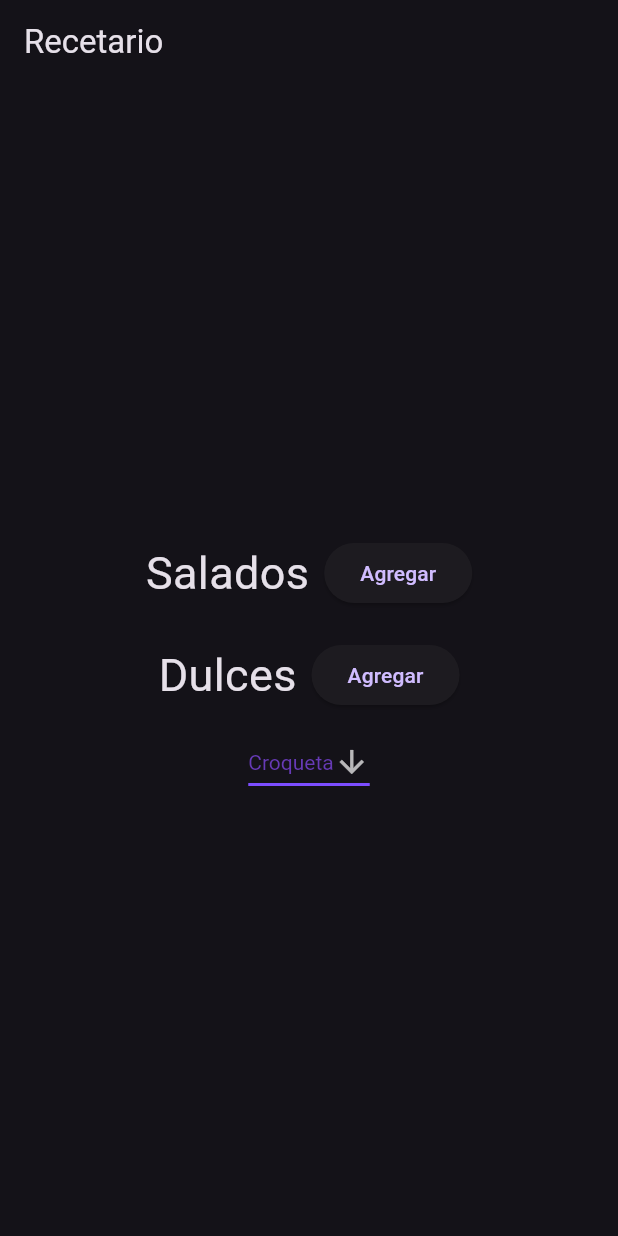
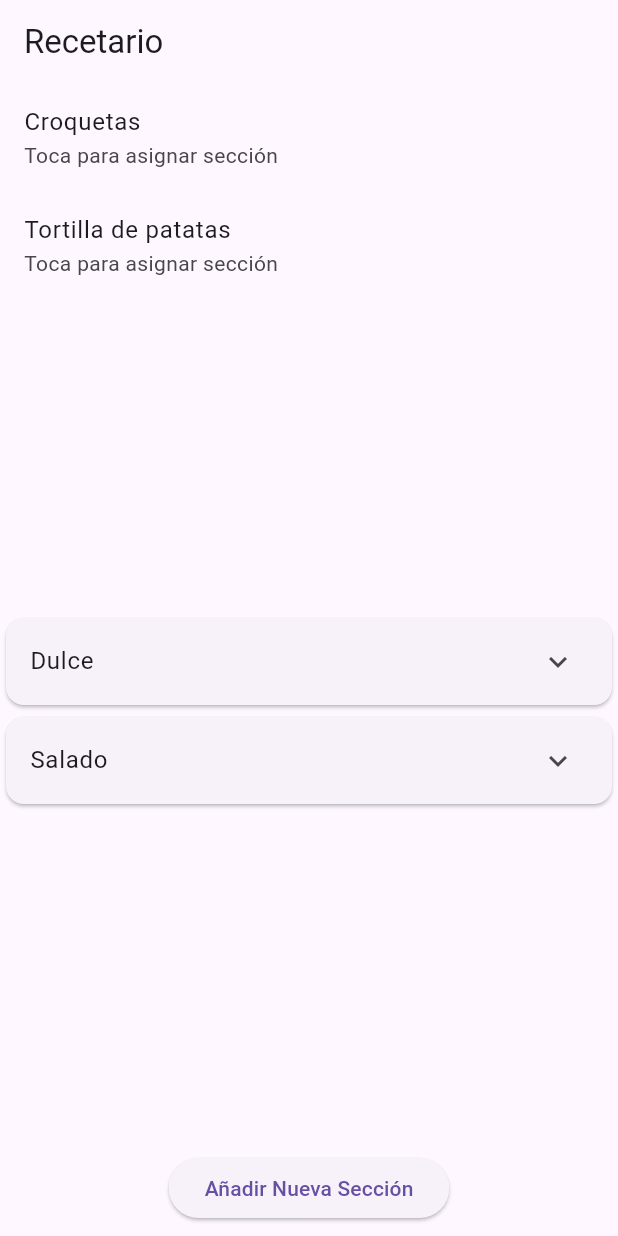
Before and after one commit to lorenax55/DS-pracs, a Flutter app: the screen it shows after launch, on a phone screen of 412 x 824 dp. Run offline on Flutter 3.47's test engine with Material 3 defaults, Android fonts, the light colour scheme and no system bars; generated files the repository leaves out were written again.

Commit message:
main mejorado

```diff
--- a/practica2flutter/lib/main.dart
+++ b/practica2flutter/lib/main.dart
@@ -1,9 +1,160 @@
 import 'package:flutter/material.dart';
-import 'recetario.dart';
+import 'chef.dart';
+import 'receta.dart';
+import 'recetabuilder.dart';
+import 'croquetarecetabuilder.dart';
+import 'tortillarecetabuilder.dart';
+import 'seccion.dart';
 
-void main() {
-  runApp(MaterialApp(
-    theme: ThemeData.dark(),
-    home: Recetario(),
-  ));
+void main() => runApp(MyApp());
+
+class MyApp extends StatelessWidget {
+  @override
+  Widget build(BuildContext context) {
+    return MaterialApp(
+      title: 'Recetas App',
+      theme: ThemeData(
+        primarySwatch: Colors.blue,
+        visualDensity: VisualDensity.adaptivePlatformDensity,
+      ),
+      home: RecetasHome(),
+    );
+  }
 }
+
+class RecetasHome extends StatefulWidget {
+  @override
+  _RecetasHomeState createState() => _RecetasHomeState();
+}
+
+class _RecetasHomeState extends State<RecetasHome> {
+  List<Seccion> secciones = [
+    Seccion('Dulce'),
+    Seccion('Salado'),
+  ];
+
+  final List<RecetaBuilder> creadoresRecetas = [
+    CroquetaRecetaBuilder(),
+    TortillaRecetaBuilder(), // Lista de creadores de recetas.
+  ];
+
+  @override
+  Widget build(BuildContext context) {
+    return Scaffold(
+      appBar: AppBar(
+        title: Text('Recetario'),
+      ),
+      body: Column(
+        children: [
+          Expanded(child: construirSelectorRecetas()),
+          Expanded(child: mostrarSecciones()),
+          Padding(
+            padding: const EdgeInsets.all(8.0),
+            child: ElevatedButton(
+              onPressed: () => aniadirNuevaSeccion(),
+              child: Text('Añadir Nueva Sección'),
+            ),
+          ),
+        ],
+      ),
+    );
+  }
+
+  Widget construirSelectorRecetas() {
+    return ListView.builder(
+      itemCount: creadoresRecetas.length,
+      itemBuilder: (context, index) {
+        var creadorReceta = creadoresRecetas[index];
+        return ListTile(
+          title: Text(creadorReceta.receta.getNombre()),
+          subtitle: Text('Toca para asignar sección'),
+          onTap: () => mostrarDialogoSeccion(creadorReceta),
+        );
+      },
+    );
+  }
+
+  void mostrarDialogoSeccion(RecetaBuilder creador) {
+    showDialog(
+      context: context,
+      builder: (BuildContext context) {
+        return AlertDialog(
+          title: Text('Asignar Receta'),
+          content: Text('¿En qué sección deseas colocar la receta?'),
+          actions: secciones.map((seccion) => TextButton(
+            child: Text(seccion.getNombre()),
+            onPressed: () {
+              moverRecetaASeccion(creador, seccion);
+              Navigator.of(context).pop();
+            },
+          )).toList(),
+        );
+      },
+    );
+  }
+
+  void moverRecetaASeccion(RecetaBuilder creador, Seccion seccion) {
+    Chef chef = Chef();
+    chef.setRecetaBuilder(creador);
+    chef.buildReceta();
+    Receta receta = chef.getReceta();
+    setState(() {
+      seccion.add(receta);
+    });
+  }
+
+  Widget mostrarSecciones() {
+    return ListView(
+      children: secciones.map((seccion) => crearTarjetaSeccion(seccion)).toList(),
+    );
+  }
+
+  Widget crearTarjetaSeccion(Seccion seccion) {
+    return Card(
+      child: ExpansionTile(
+        title: Text(seccion.getNombre()),
+        initiallyExpanded: false,
+        children: [
+          for (var elemento in seccion.getElementos())
+            ListTile(
+              title: Text(elemento.getNombre()),
+              subtitle: Text(elemento.mostrar()),
+            ),
+        ],
+      ),
+    );
+  }
+
+  void aniadirNuevaSeccion() {
+    showDialog(
+      context: context,
+      builder: (BuildContext context) {
+        TextEditingController controladorNombreSeccion = TextEditingController();
+        return AlertDialog(
+          title: Text('Nueva Sección'),
+          content: TextField(
+            controller: controladorNombreSeccion,
+            decoration: InputDecoration(hintText: "Nombre de la Sección"),
+          ),
+          actions: <Widget>[
+            TextButton(
+              child: Text('Cancelar'),
+              onPressed: () => Navigator.of(context).pop(),
+            ),
+            TextButton(
+              child: Text('Añadir'),
+              onPressed: () {
+                setState(() {
+                  secciones.add(Seccion(controladorNombreSeccion.text));
+                });
+                Navigator.of(context).pop();
+              },
+            ),
+          ],
+        );
+      },
+    );
+  }
+
+
+}
--- a/practica2flutter/lib/recetario.dart
+++ /dev/null
@@ -1,103 +0,0 @@
-import 'package:flutter/material.dart';
-import 'package:practica2flutter/croquetarecetabuilder.dart';
-import 'package:practica2flutter/tortillarecetabuilder.dart';
-import 'seccion.dart';
-import 'chef.dart';
-
-class Recetario extends StatefulWidget {
-  @override
-  _RecetarioState createState() => _RecetarioState();
-
-  Seccion secciones = Seccion("Recetario");
-  Chef chef = Chef();
-  Recetario() {
-    secciones.add(Seccion("Salados"));
-    secciones.add(Seccion("Dulces"));
-  }
-}
-
-class _RecetarioState extends State<Recetario> {
-  String dropdownValue = "Croqueta";
-
-  void creaComida(String comida) {
-    if (comida == "Croqueta") {
-      CroquetaRecetaBuilder croquetaRecetaBuilder = CroquetaRecetaBuilder();
-      widget.chef.setRecetaBuilder(croquetaRecetaBuilder);
-      widget.chef.buildReceta();
-    } else {
-      TortillaRecetaBuilder tortillaRecetaBuilder = TortillaRecetaBuilder();
-      widget.chef.setRecetaBuilder(tortillaRecetaBuilder);
-      widget.chef.buildReceta();
-    }
-    setState(() {});
-  }
-
-  @override
-  Widget build(BuildContext context) {
-    return Scaffold(
-      appBar: AppBar(
-        title: const Text('Recetario'),
-      ),
-      body: Center(
-        child: Column(
-          mainAxisAlignment: MainAxisAlignment.center,
-          children: <Widget>[
-            for (var seccion in widget.secciones.getElementos())
-              Padding(
-                padding: const EdgeInsets.symmetric(vertical: 10.0),
-                child: Row(
-                  mainAxisAlignment: MainAxisAlignment.center,
-                  children: <Widget>[
-                    Text(
-                      seccion.getNombre(),
-                      style: TextStyle(fontSize: 30),
-                    ),
-                    Text(
-                      seccion.mostrar(),
-                      style: TextStyle(fontSize: 20),
-                    ),
-                    const SizedBox(width: 10),
-                    ElevatedButton(
-                      onPressed: () {
-                        if (dropdownValue == 'Croqueta') {
-                          creaComida('Croqueta');
-                          seccion.add(widget.chef.getReceta());
-                        } else{
-                          creaComida('Tortilla');
-                          seccion.add(widget.chef.getReceta());
-                        }
-                      },
-                      child: Text('Agregar'),
-                    ),
-                  ],
-                ),
-              ),
-            DropdownButton<String>(
-              value: dropdownValue,
-              icon: const Icon(Icons.arrow_downward),
-              iconSize: 24,
-              elevation: 16,
-              style: const TextStyle(color: Colors.deepPurple),
-              underline: Container(
-                height: 2,
-                color: Colors.deepPurpleAccent,
-              ),
-              onChanged: (String? newValue) {
-                setState(() {
-                  dropdownValue = newValue!;
-                });
-              },
-              items: <String>['Croqueta', 'Tortilla']
-                  .map<DropdownMenuItem<String>>((String value) {
-                return DropdownMenuItem<String>(
-                  value: value,
-                  child: Text(value),
-                );
-              }).toList(),
-            ),
-          ],
-        ),
-      ),
-    );
-  }
-}
```
